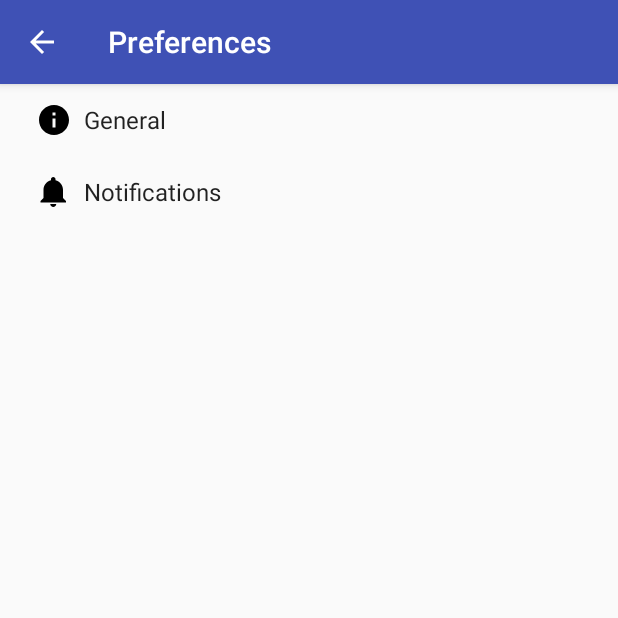
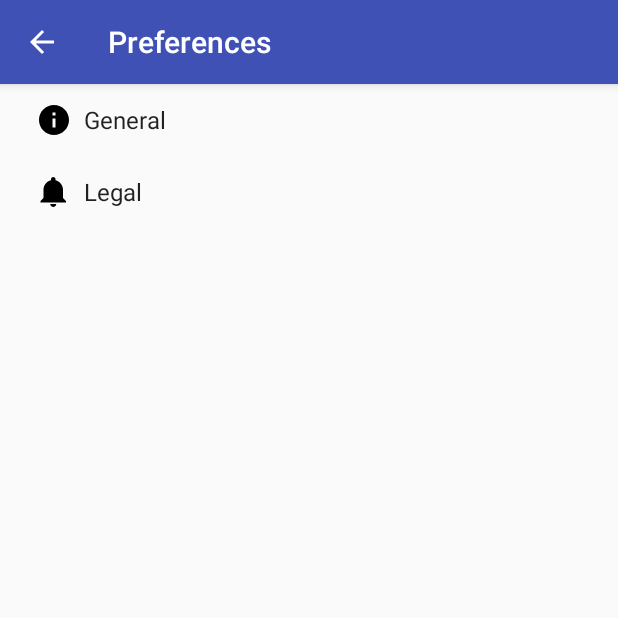
Before and after one commit to jrsilva24/SafetyTracker, an Android app: the PreferencesActivity screen opened directly, with no data from a screen before it, on a phone screen of 412 x 824 dp, the top half of it. Run offline under Robolectric (Android 15) with nearby library versions, the phone set to English and light mode, and no system bars.

Commit message:
Legal Preference set

```diff
--- a/app/src/main/java/com/safety/tracker/safetytracker/PreferencesActivity.java
+++ b/app/src/main/java/com/safety/tracker/safetytracker/PreferencesActivity.java
@@ -208,7 +208,7 @@ public class PreferencesActivity extends AppCompatPreferenceActivity {
             // to their values. When their values change, their summaries are
             // updated to reflect the new value, per the Android Design
             // guidelines.
-            bindPreferenceSummaryToValue(findPreference("notifications_new_message_ringtone"));
+
         }
 
         @Override
--- a/app/src/main/res/values/strings.xml
+++ b/app/src/main/res/values/strings.xml
@@ -10,10 +10,7 @@
         a vehicle. You, the user, are solely responsible for any situation that
         may occur while operating a vehicle and using SafetyTracker. This app
         is designed for use before and/or after operating a vehicle. Use extreme
-        caution while operating a vehicle. Always pay attention to the road and
-        please do not text and drive. It can wait.Privacy We will not provide any of your information
-        to third parties. Your information is solely used to provide you with a
-        better experience using our application.</string>
+        caution while operating a vehicle. </string>
     <string name="title_activity_preferences">Preferences</string>
 
     <!-- Strings related to Settings -->
@@ -81,9 +78,9 @@
     <string name="pref_title_system_sync_settings">System sync settings</string>
 
     <!-- Example settings for Notifications -->
-    <string name="pref_header_notifications">Notifications</string>
+    <string name="pref_header_Legal">Legal</string>
 
-    <string name="pref_title_new_message_notifications">New message notifications</string>
+    <string name="pref_title_new_message_notifications">Legal Information</string>
 
     <string name="pref_title_ringtone">Ringtone</string>
     <string name="pref_ringtone_silent">Silent</string>
--- a/app/src/main/res/xml/pref_headers.xml
+++ b/app/src/main/res/xml/pref_headers.xml
@@ -10,7 +10,7 @@
     <header
         android:fragment="com.safety.tracker.safetytracker.PreferencesActivity$NotificationPreferenceFragment"
         android:icon="@drawable/ic_notifications_black_24dp"
-        android:title="@string/pref_header_notifications" />
+        android:title="@string/pref_header_Legal" />
 
 
 
--- a/app/src/main/res/xml/pref_notification.xml
+++ b/app/src/main/res/xml/pref_notification.xml
@@ -2,26 +2,18 @@
 
     <!-- A 'parent' preference, which enables/disables child preferences (below)
          when checked/unchecked. -->
-    <SwitchPreference
-        android:defaultValue="true"
-        android:key="notifications_new_message"
-        android:title="@string/pref_title_new_message_notifications" />
+    <Preference
+        android:textSize="20px"
+        android:selectable="false"
+        android:enabled="true"
+        android:key="example_key"
+        android:title="Legal"
+        android:summary="@string/legal_AgreementText" />
+
 
     <!-- Allows the user to choose a ringtone in the 'notification' category. -->
     <!-- NOTE: This preference will be enabled only when the checkbox above is checked. -->
     <!-- NOTE: RingtonePreference's summary should be set to its value by the activity code. -->
-    <RingtonePreference
-        android:defaultValue="content://settings/system/notification_sound"
-        android:dependency="notifications_new_message"
-        android:key="notifications_new_message_ringtone"
-        android:ringtoneType="notification"
-        android:title="@string/pref_title_ringtone" />
 
-    <!-- NOTE: This preference will be enabled only when the checkbox above is checked. -->
-    <SwitchPreference
-        android:defaultValue="true"
-        android:dependency="notifications_new_message"
-        android:key="notifications_new_message_vibrate"
-        android:title="@string/pref_title_vibrate" />
 
 </PreferenceScreen>
```
